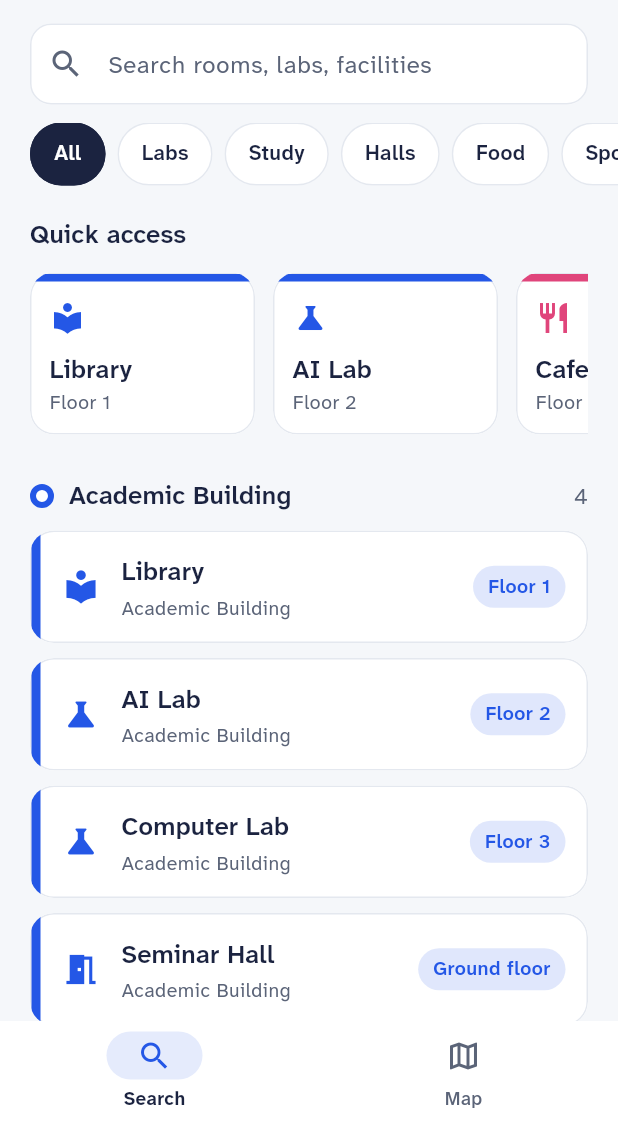
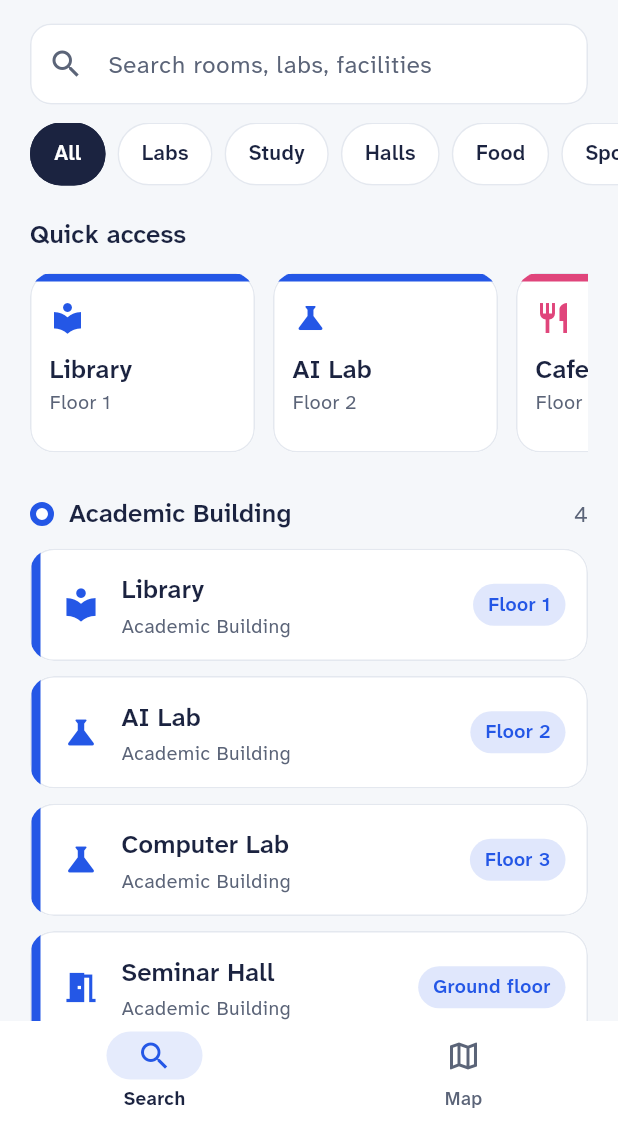
Before and after one commit to UAI-FOUNDRY/CampusNav-Flutter, a Flutter app: the screen it shows after launch, on a phone screen of 412 x 824 dp, the part 113-1236 px from its top. Run offline on Flutter 3.47's test engine with Material 3 defaults, Android fonts, the phone set to English and light mode, and no system bars.

Commit message:
fixed widget height issue

```diff
--- a/lib/screens/home_screen.dart
+++ b/lib/screens/home_screen.dart
@@ -176,7 +176,7 @@ class _HomeScreenState extends State<HomeScreen> {
           Text('Quick access', style: text.titleMedium),
           const SizedBox(height: 12),
           SizedBox(
-            height: 108,
+            height: 120,
             child: ListView.separated(
               scrollDirection: Axis.horizontal,
               itemCount: quick.length,
```
